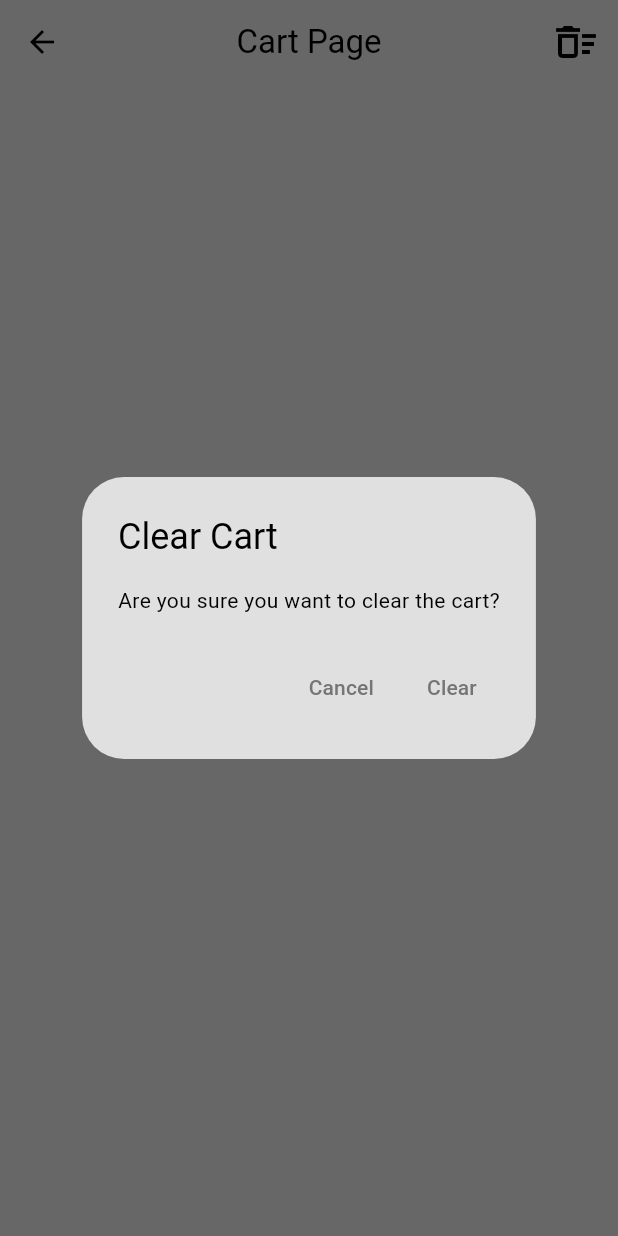
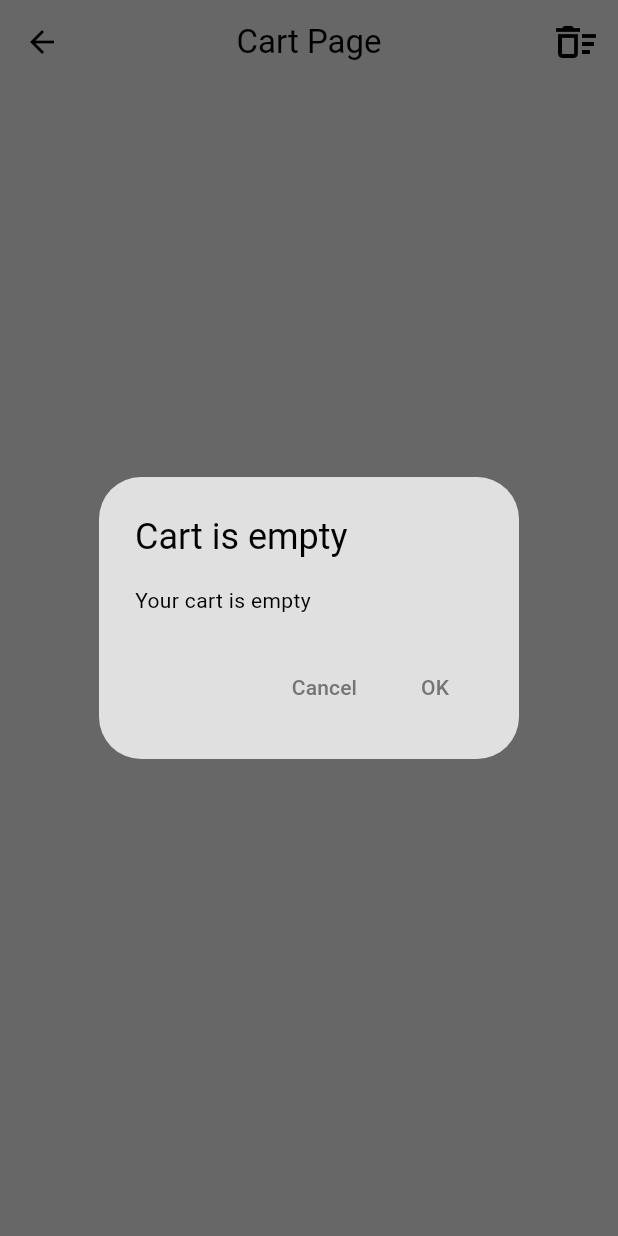
Before and after one commit to MoEhab74/mitch_E-Commerce, a Flutter app: the CartPage screen opened by its route, after a tap on the "delete sweep" icon, on a phone screen of 412 x 824 dp. Run offline on Flutter 3.47's test engine with Material 3 defaults, Android fonts, the phone set to English and light mode, and no system bars; our stand-ins replace flutter_bloc.

Commit message:
Finsh addToCart and CartPage and clearCart

```diff
--- a/lib/cubits/cart_cubit/cart_cubit.dart
+++ b/lib/cubits/cart_cubit/cart_cubit.dart
@@ -35,8 +35,15 @@ class CartCubit extends Cubit<CartCubitState> {
 
   // Clear cart
   void clearCart() {
+    // check if cart is empty first
+    if (_cartItems.isNotEmpty){
     _cartItems.clear();
+    log('Cart cleared');
     emit(CartUpdatedSuccessfully(List.unmodifiable(_cartItems)));
+    }
+    else {
+      log('Cart is empty');
+    }
   }
 
   // Add to favorites
--- a/lib/helper/show_hint_dialog.dart
+++ b/lib/helper/show_hint_dialog.dart
@@ -5,7 +5,7 @@ void showHintDialog(
   required String title,
   required String content,
   required String buttonText,
-    required VoidCallback onPressedAction,
+  VoidCallback? onPressedAction,
 }) {
   showDialog(
     context: context,
@@ -19,10 +19,10 @@ void showHintDialog(
         ),
         TextButton(
           onPressed: () {
-              onPressedAction();
+            onPressedAction?.call();
             Navigator.of(context).pop();
           },
-            child: const Text("Clear"),
+          child: Text(buttonText),
         ),
       ],
     ),
--- a/lib/pages/cart_page.dart
+++ b/lib/pages/cart_page.dart
@@ -19,6 +19,15 @@ class CartPage extends StatelessWidget {
             onPressed: () {
               // Clear the cart
               // Show hint dialog first
+              // check if cart is empty
+              if (context.read<CartCubit>().cartItems.isEmpty) {
+                showHintDialog(
+                  context,
+                  title: "Cart is empty",
+                  content: "Your cart is empty",
+                  buttonText: "OK",
+                );
+              } else {
                 showHintDialog(
                   context,
                   title: "Clear Cart",
@@ -26,6 +35,7 @@ class CartPage extends StatelessWidget {
                   buttonText: "Clear",
                   onPressedAction: () => context.read<CartCubit>().clearCart(),
                 );
+              }
             },
             icon: const Icon(Icons.delete_sweep_outlined, size: 32),
           ),
@@ -41,7 +51,12 @@ class CartPage extends StatelessWidget {
             final products = state.products;
 
             if (products.isEmpty) {
-              return const Center(child: Text("Cart is empty"));
+              return const Center(
+                child: Text(
+                  "Cart is empty",
+                  style: TextStyle(fontSize: 24, fontWeight: FontWeight.w600),
+                ),
+              );
             }
 
             return Padding(
@@ -69,5 +84,4 @@ class CartPage extends StatelessWidget {
       ),
     );
   }
-
 }
```
Lines whose indentation alone changed are shown as unchanged.
